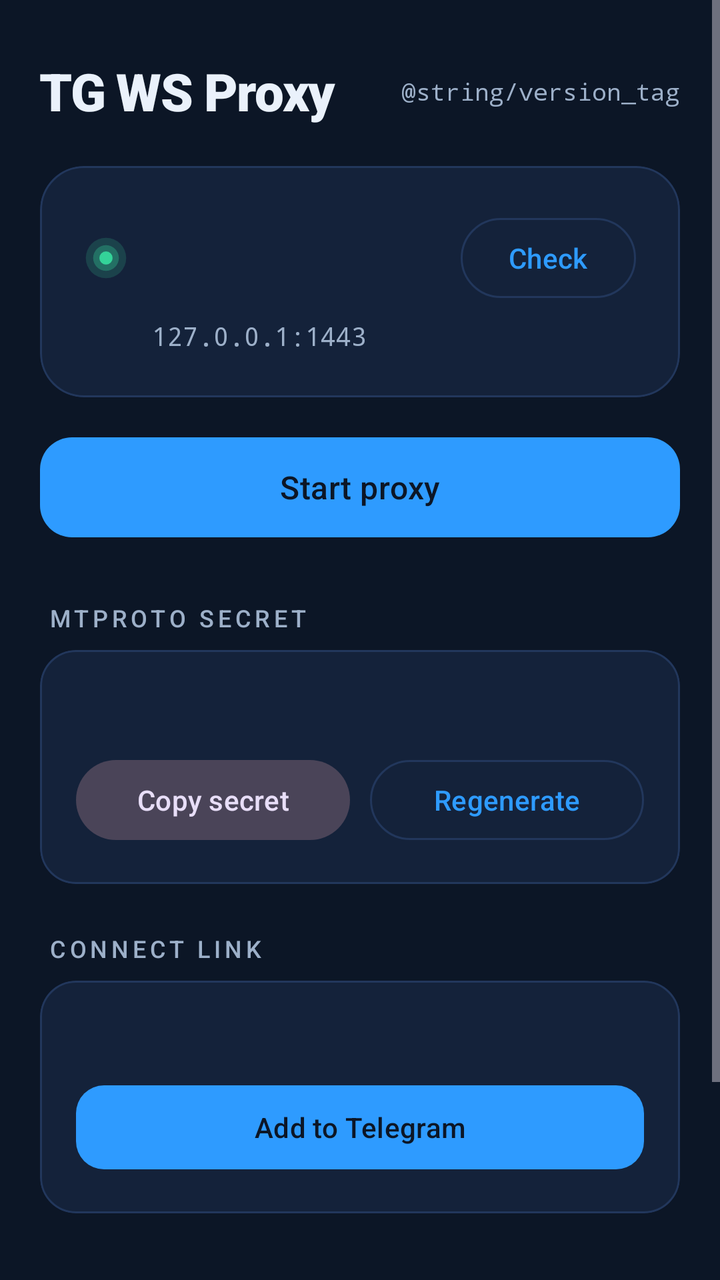
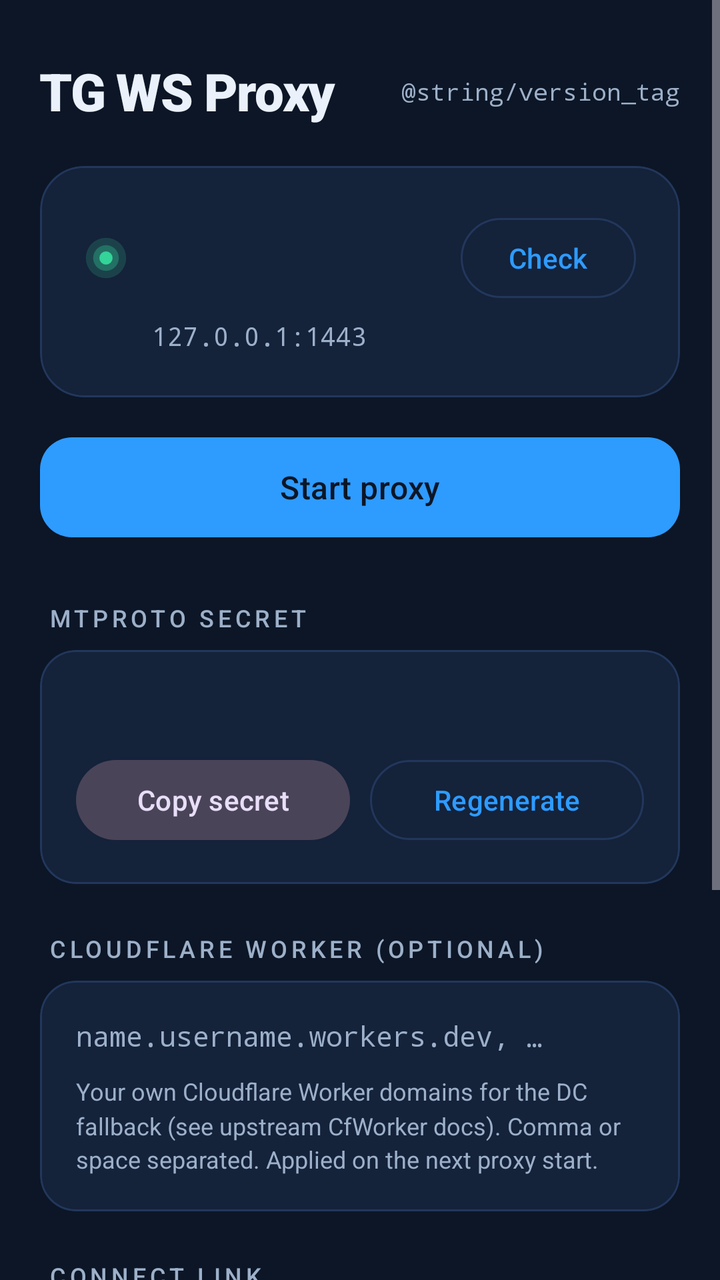

Screens rendered from an Android XML layout before and after an edit, with the pre-edit source and the edit as a unified diff.
<!-- AndroidManifest.xml: application theme Theme.TgWsProxy -->
<!-- res/layout/activity_main.xml -->
<?xml version="1.0" encoding="utf-8"?>
<ScrollView xmlns:android="http://schemas.android.com/apk/res/android"
    xmlns:app="http://schemas.android.com/apk/res-auto"
    android:layout_width="match_parent"
    android:layout_height="match_parent"
    android:background="?android:attr/colorBackground"
    android:fillViewport="true">

    <LinearLayout
        android:layout_width="match_parent"
        android:layout_height="wrap_content"
        android:orientation="vertical"
        android:paddingHorizontal="20dp"
        android:paddingTop="28dp"
        android:paddingBottom="28dp">

        
        <LinearLayout
            android:layout_width="match_parent"
            android:layout_height="wrap_content"
            android:baselineAligned="false"
            android:gravity="center_vertical"
            android:orientation="horizontal">

            <TextView
                android:layout_width="0dp"
                android:layout_height="wrap_content"
                android:layout_weight="1"
                android:fontFamily="sans-serif-black"
                android:letterSpacing="-0.02"
                android:text="@string/app_name"
                android:textColor="@color/paper"
                android:textSize="26sp" />

            <TextView
                android:id="@+id/tvVersion"
                android:layout_width="wrap_content"
                android:layout_height="wrap_content"
                android:fontFamily="monospace"
                android:text="@string/version_tag"
                android:textColor="@color/paper_dim"
                android:textSize="12sp" />
        </LinearLayout>

        
        <com.google.android.material.card.MaterialCardView
            android:layout_width="match_parent"
            android:layout_height="wrap_content"
            android:layout_marginTop="20dp"
            app:cardBackgroundColor="?attr/colorSurface"
            app:cardCornerRadius="22dp"
            app:cardElevation="0dp"
            app:strokeColor="?attr/colorOutline"
            app:strokeWidth="1dp">

            <LinearLayout
                android:layout_width="match_parent"
                android:layout_height="wrap_content"
                android:orientation="vertical"
                android:padding="22dp">

                <LinearLayout
                    android:layout_width="match_parent"
                    android:layout_height="wrap_content"
                    android:gravity="center_vertical"
                    android:orientation="horizontal">

                    <ImageView
                        android:id="@+id/ivDot"
                        android:layout_width="22dp"
                        android:layout_height="22dp"
                        android:contentDescription="@null"
                        android:src="@drawable/ic_signal_dot" />

                    <TextView
                        android:id="@+id/tvStatus"
                        android:layout_width="0dp"
                        android:layout_height="wrap_content"
                        android:layout_marginStart="12dp"
                        android:layout_weight="1"
                        android:fontFamily="sans-serif-medium"
                        android:textColor="@color/paper"
                        android:textSize="22sp" />

                    <com.google.android.material.button.MaterialButton
                        android:id="@+id/btnCheck"
                        style="@style/Widget.Material3.Button.OutlinedButton"
                        android:layout_width="wrap_content"
                        android:layout_height="wrap_content"
                        android:minWidth="0dp"
                        android:text="@string/btn_check"
                        app:strokeColor="?attr/colorOutline" />
                </LinearLayout>

                <TextView
                    android:id="@+id/tvEndpoint"
                    android:layout_width="wrap_content"
                    android:layout_height="wrap_content"
                    android:layout_marginStart="34dp"
                    android:layout_marginTop="6dp"
                    android:fontFamily="monospace"
                    android:text="@string/endpoint_readout"
                    android:textColor="@color/paper_dim"
                    android:textSize="13sp" />
            </LinearLayout>
        </com.google.android.material.card.MaterialCardView>

        
        <com.google.android.material.button.MaterialButton
            android:id="@+id/btnToggle"
            android:layout_width="match_parent"
            android:layout_height="58dp"
            android:layout_marginTop="16dp"
            android:fontFamily="sans-serif-medium"
            android:letterSpacing="0.01"
            android:text="@string/btn_start"
            android:textSize="16sp"
            app:cornerRadius="16dp" />

        
        <TextView
            android:layout_width="wrap_content"
            android:layout_height="wrap_content"
            android:layout_marginStart="4dp"
            android:layout_marginTop="28dp"
            android:text="@string/label_secret"
            android:textAppearance="@style/TextAppearance.TgWsProxy.Eyebrow" />

        <com.google.android.material.card.MaterialCardView
            android:layout_width="match_parent"
            android:layout_height="wrap_content"
            android:layout_marginTop="8dp"
            app:cardBackgroundColor="?attr/colorSurface"
            app:cardCornerRadius="18dp"
            app:cardElevation="0dp"
            app:strokeColor="?attr/colorOutline"
            app:strokeWidth="1dp">

            <LinearLayout
                android:layout_width="match_parent"
                android:layout_height="wrap_content"
                android:orientation="vertical"
                android:padding="18dp">

                <TextView
                    android:id="@+id/tvSecret"
                    android:layout_width="match_parent"
                    android:layout_height="wrap_content"
                    android:textAppearance="@style/TextAppearance.TgWsProxy.Mono"
                    android:textSize="14sp" />

                <LinearLayout
                    android:layout_width="match_parent"
                    android:layout_height="wrap_content"
                    android:layout_marginTop="14dp"
                    android:orientation="horizontal">

                    <com.google.android.material.button.MaterialButton
                        android:id="@+id/btnCopy"
                        style="@style/Widget.Material3.Button.TonalButton"
                        android:layout_width="0dp"
                        android:layout_height="wrap_content"
                        android:layout_weight="1"
                        android:text="@string/btn_copy" />

                    <com.google.android.material.button.MaterialButton
                        android:id="@+id/btnRegen"
                        style="@style/Widget.Material3.Button.OutlinedButton"
                        android:layout_width="0dp"
                        android:layout_height="wrap_content"
                        android:layout_marginStart="10dp"
                        android:layout_weight="1"
                        android:text="@string/btn_regen"
                        app:strokeColor="?attr/colorOutline" />
                </LinearLayout>
            </LinearLayout>
        </com.google.android.material.card.MaterialCardView>

        
        <TextView
            android:layout_width="wrap_content"
            android:layout_height="wrap_content"
            android:layout_marginStart="4dp"
            android:layout_marginTop="24dp"
            android:text="@string/label_link"
            android:textAppearance="@style/TextAppearance.TgWsProxy.Eyebrow" />

        <com.google.android.material.card.MaterialCardView
            android:layout_width="match_parent"
            android:layout_height="wrap_content"
            android:layout_marginTop="8dp"
            app:cardBackgroundColor="?attr/colorSurface"
            app:cardCornerRadius="18dp"
            app:cardElevation="0dp"
            app:strokeColor="?attr/colorOutline"
            app:strokeWidth="1dp">

            <LinearLayout
                android:layout_width="match_parent"
                android:layout_height="wrap_content"
                android:orientation="vertical"
                android:padding="18dp">

                <TextView
                    android:id="@+id/tvLink"
                    android:layout_width="match_parent"
                    android:layout_height="wrap_content"
                    android:textAppearance="@style/TextAppearance.TgWsProxy.Mono"
                    android:textColor="@color/paper_dim"
                    android:textSize="12sp" />

                <com.google.android.material.button.MaterialButton
                    android:id="@+id/btnTelegram"
                    android:layout_width="match_parent"
                    android:layout_height="50dp"
                    android:layout_marginTop="14dp"
                    android:text="@string/btn_telegram"
                    app:cornerRadius="14dp" />
            </LinearLayout>
        </com.google.android.material.card.MaterialCardView>

        <com.google.android.material.button.MaterialButton
            android:id="@+id/btnBattery"
            style="@style/Widget.Material3.Button.TextButton"
            android:layout_width="match_parent"
            android:layout_height="wrap_content"
            android:layout_marginTop="16dp"
            android:text="@string/btn_battery"
            android:textColor="@color/paper_dim" />

        <TextView
            android:layout_width="match_parent"
            android:layout_height="wrap_content"
            android:layout_marginTop="8dp"
            android:lineSpacingMultiplier="1.2"
            android:text="@string/hint_footer"
            android:textColor="@color/paper_dim"
            android:textSize="12sp" />
    </LinearLayout>
</ScrollView>
<!-- resources referenced by this layout -->
<resources>
  <color name="paper">#EAF1FB</color>
  <color name="paper_dim">#9DB0C9</color>
  <!-- drawable ic_signal_dot (drawable) -->
  <vector xmlns:android="http://schemas.android.com/apk/res/android"
      android:width="22dp"
      android:height="22dp"
      android:viewportWidth="24"
      android:viewportHeight="24"
      android:tint="@color/signal">
      <path
          android:fillColor="#FFFFFF"
          android:fillAlpha="0.18"
          android:pathData="M12,12m-11,0a11,11 0,1 1,22 0a11,11 0,1 1,-22 0" />
      <path
          android:fillColor="#FFFFFF"
          android:fillAlpha="0.32"
          android:pathData="M12,12m-7,0a7,7 0,1 1,14 0a7,7 0,1 1,-14 0" />
      <path
          android:fillColor="#FFFFFF"
          android:pathData="M12,12m-3.6,0a3.6,3.6 0,1 1,7.2 0a3.6,3.6 0,1 1,-7.2 0" />
  </vector>
  <string name="app_name">TG WS Proxy</string>
  <string name="btn_battery">Disable battery optimization</string>
  <string name="btn_check">Check</string>
  <string name="btn_copy">Copy secret</string>
  <string name="btn_regen">Regenerate</string>
  <string name="btn_start">Start proxy</string>
  <string name="btn_telegram">Add to Telegram</string>
  <string name="endpoint_readout">127.0.0.1:1443</string>
  <string name="hint_footer">The proxy runs entirely on this device and listens on loopback only. Start it, then tap \"Add to Telegram\". Works on any network.</string>
  <string name="label_link">Connect link</string>
  <string name="label_secret">MTProto secret</string>
  <style name="TextAppearance.TgWsProxy.Eyebrow" parent="TextAppearance.Material3.LabelSmall">
          <item name="android:textColor">@color/paper_dim</item>
          <item name="android:textAllCaps">true</item>
          <item name="android:letterSpacing">0.16</item>
          <item name="android:fontFamily">sans-serif-medium</item>
          <item name="android:textSize">12sp</item>
      </style>
  <style name="TextAppearance.TgWsProxy.Mono" parent="TextAppearance.Material3.BodyMedium">
          <item name="android:fontFamily">monospace</item>
          <item name="android:textColor">@color/paper</item>
          <item name="android:textIsSelectable">true</item>
      </style>
  <style name="Theme.TgWsProxy" parent="Theme.Material3.Dark.NoActionBar">
          <item name="colorPrimary">@color/azure</item>
          <item name="colorOnPrimary">@color/navy_900</item>
          <item name="colorSecondary">@color/signal</item>
          <item name="colorOnSecondary">@color/navy_900</item>
  
          <item name="android:colorBackground">@color/navy_900</item>
          <item name="colorSurface">@color/navy_800</item>
          <item name="colorOnSurface">@color/paper</item>
          <item name="colorSurfaceVariant">@color/navy_700</item>
          <item name="colorOnSurfaceVariant">@color/paper_dim</item>
          <item name="colorOutline">@color/navy_700</item>
  
          <item name="android:statusBarColor">@color/navy_900</item>
          <item name="android:navigationBarColor">@color/navy_900</item>
          <item name="android:windowLightStatusBar">false</item>
      </style>
  <color name="signal">#34D399</color>
  <color name="azure">#2E9BFF</color>
  <color name="navy_900">#0C1626</color>
  <color name="navy_800">#14223A</color>
  <color name="navy_700">#22375C</color>
</resources>

<!-- the commit's change to res/layout/activity_main.xml (unified diff, before → after) -->
@@ -182,6 +182,56 @@
             android:layout_height="wrap_content"
             android:layout_marginStart="4dp"
             android:layout_marginTop="24dp"
+            android:text="@string/label_cf_worker"
+            android:textAppearance="@style/TextAppearance.TgWsProxy.Eyebrow" />
+
+        <com.google.android.material.card.MaterialCardView
+            android:layout_width="match_parent"
+            android:layout_height="wrap_content"
+            android:layout_marginTop="8dp"
+            app:cardBackgroundColor="?attr/colorSurface"
+            app:cardCornerRadius="18dp"
+            app:cardElevation="0dp"
+            app:strokeColor="?attr/colorOutline"
+            app:strokeWidth="1dp">
+
+            <LinearLayout
+                android:layout_width="match_parent"
+                android:layout_height="wrap_content"
+                android:orientation="vertical"
+                android:padding="18dp">
+
+                <EditText
+                    android:id="@+id/etCfWorkers"
+                    android:layout_width="match_parent"
+                    android:layout_height="wrap_content"
+                    android:background="@null"
+                    android:fontFamily="monospace"
+                    android:hint="@string/hint_cf_worker"
+                    android:imeOptions="actionDone"
+                    android:inputType="textUri"
+                    android:maxLines="1"
+                    android:textColor="@color/paper"
+                    android:textColorHint="@color/paper_dim"
+                    android:textSize="14sp" />
+
+                <TextView
+                    android:layout_width="match_parent"
+                    android:layout_height="wrap_content"
+                    android:layout_marginTop="10dp"
+                    android:lineSpacingMultiplier="1.2"
+                    android:text="@string/helper_cf_worker"
+                    android:textColor="@color/paper_dim"
+                    android:textSize="12sp" />
+            </LinearLayout>
+        </com.google.android.material.card.MaterialCardView>
+
+        
+        <TextView
+            android:layout_width="wrap_content"
+            android:layout_height="wrap_content"
+            android:layout_marginStart="4dp"
+            android:layout_marginTop="24dp"
             android:text="@string/label_link"
             android:textAppearance="@style/TextAppearance.TgWsProxy.Eyebrow" />
 
<!-- resource entries referenced after the edit -->
@@ -29,7 +29,10 @@
   <string name="btn_start">Start proxy</string>
   <string name="btn_telegram">Add to Telegram</string>
   <string name="endpoint_readout">127.0.0.1:1443</string>
+  <string name="helper_cf_worker">Your own Cloudflare Worker domains for the DC fallback (see upstream CfWorker docs). Comma or space separated. Applied on the next proxy start.</string>
+  <string name="hint_cf_worker">name.username.workers.dev, …</string>
   <string name="hint_footer">The proxy runs entirely on this device and listens on loopback only. Start it, then tap \"Add to Telegram\". Works on any network.</string>
+  <string name="label_cf_worker">Cloudflare Worker (optional)</string>
   <string name="label_link">Connect link</string>
   <string name="label_secret">MTProto secret</string>
   <style name="TextAppearance.TgWsProxy.Eyebrow" parent="TextAppearance.Material3.LabelSmall">
